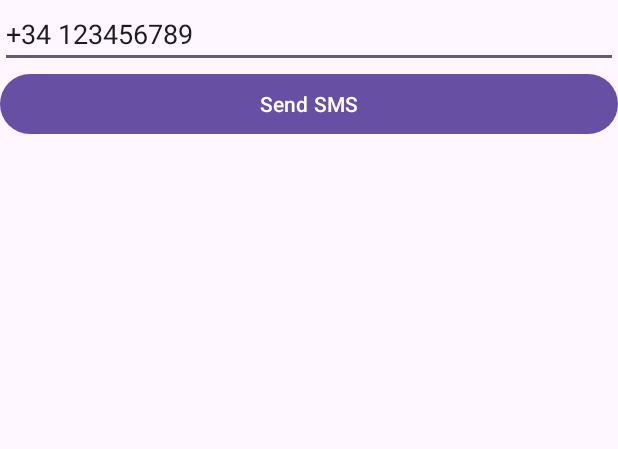
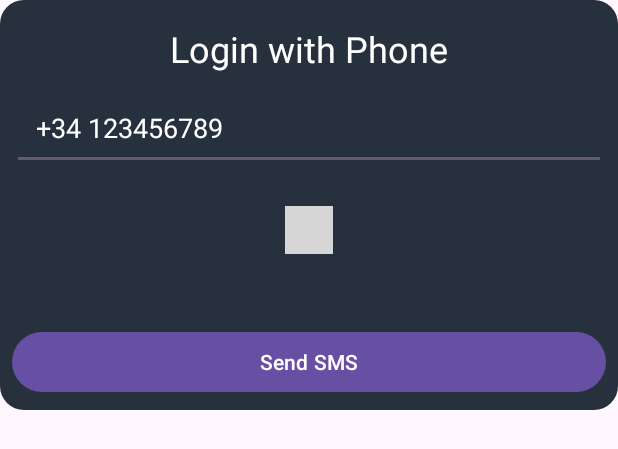
Before and after one commit to JorgeAgulloM/FireLogin, an Android app: the layout dialog_phone_login.xml on its own in the app's theme, with its tools: preview values and no code run, on a phone screen of 412 x 824 dp. Shown: the top 449 px of the screen. Run offline under Robolectric (Android 15) with nearby library versions, the phone set to English and light mode, and no system bars; plain views replace PinView; grey boxes are pictures that could not be loaded.

Commit message:
Modified UI pin dialog

```diff
--- a/app/src/main/res/layout/dialog_phone_login.xml
+++ b/app/src/main/res/layout/dialog_phone_login.xml
@@ -1,9 +1,12 @@
 <?xml version="1.0" encoding="utf-8"?>
 <androidx.appcompat.widget.LinearLayoutCompat xmlns:android="http://schemas.android.com/apk/res/android"
     xmlns:app="http://schemas.android.com/apk/res-auto"
+    xmlns:tools="http://schemas.android.com/tools"
     android:layout_width="match_parent"
     android:layout_height="wrap_content"
-    android:orientation="vertical">
+    android:background="@drawable/shape_pin_dialog"
+    android:orientation="vertical"
+    android:padding="8dp">
 
     <com.google.android.material.textfield.TextInputLayout
         android:id="@+id/tilPhone"
@@ -12,28 +15,68 @@
         android:layout_marginHorizontal="12dp"
         android:hint="Email" />
 
+    <TextView
+        android:id="@+id/tvHeader"
+        android:layout_width="wrap_content"
+        android:layout_height="wrap_content"
+        android:layout_gravity="center"
+        android:layout_marginVertical="8dp"
+        android:text="Login with Phone"
+        android:textColor="@color/white"
+        android:textSize="24dp" />
+
     <com.google.android.material.textfield.TextInputEditText
         android:id="@+id/tiePhone"
         android:layout_width="match_parent"
         android:layout_height="wrap_content"
-        android:text="+34 123456789" />
+        android:hint="+34 666123456"
+        android:maxLines="1"
+        android:singleLine="true"
+        android:padding="16dp"
+        android:text="+34 123456789"
+        android:textColor="@color/white"
+        android:textColorHint="@color/white" />
+
+    <TextView
+        android:id="@+id/tvPinCode"
+        android:layout_width="match_parent"
+        android:layout_height="wrap_content"
+        android:layout_gravity="center_horizontal"
+        android:layout_margin="16dp"
+        android:text="Insert your pin code"
+        android:textAlignment="center"
+        android:textColor="@color/white"
+        android:textSize="24dp"
+        android:visibility="gone" />
 
     <com.chaos.view.PinView
         android:id="@+id/pinView"
         style="@style/PinWidget.PinView"
-        android:layout_width="match_parent"
+        android:layout_width="wrap_content"
         android:layout_height="wrap_content"
+        android:layout_gravity="center|center_horizontal"
+        android:layout_marginVertical="24dp"
         android:inputType="number"
         android:itemBackground="@color/white"
         android:visibility="gone"
         app:hideLineWhenFilled="false"
         app:itemCount="6"
-        app:itemRadius="10dp" />
+        app:itemRadius="10dp"
+        tools:visibility="visible" />
 
     <com.google.android.material.button.MaterialButton
         android:id="@+id/btnPhone"
         android:layout_width="match_parent"
         android:layout_height="wrap_content"
+        android:layout_marginTop="24dp"
         android:text="Send SMS" />
 
+    <ProgressBar
+        android:id="@+id/pbLoading"
+        android:layout_width="wrap_content"
+        android:layout_height="wrap_content"
+        android:layout_gravity="center_vertical|center_horizontal"
+        android:visibility="gone" />
+
+
 </androidx.appcompat.widget.LinearLayoutCompat>
```
